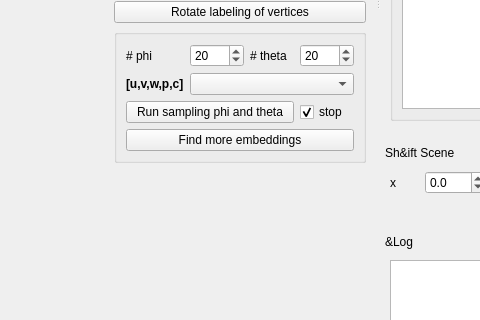
Before: the Qt Designer form couplerCurve.ui in Legersky/SpatialGraphEmbeddings, drawn with Qt 5; both pictures show x 407 to 887 and y 500 to 820 of the 1106 by 978 pixel window.
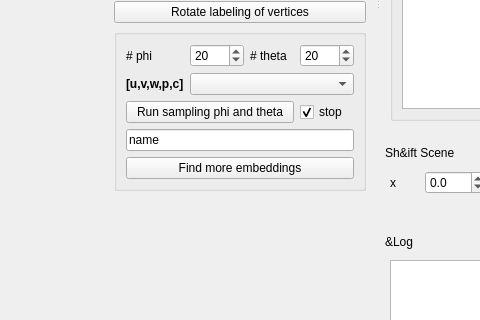
After: the same form once the commit is applied.

Commit message: loding sequence from search

```diff
--- a/couplerCurve.ui
+++ b/couplerCurve.ui
@@ -745,13 +745,20 @@
              </property>
             </widget>
            </item>
-           <item row="5" column="0" colspan="4">
+           <item row="6" column="0" colspan="4">
             <widget class="QPushButton" name="buttonFindMore">
              <property name="text">
               <string>Find more embeddings</string>
              </property>
             </widget>
            </item>
+           <item row="5" column="0" colspan="4">
+            <widget class="QLineEdit" name="lineEditName">
+             <property name="text">
+              <string>name</string>
+             </property>
+            </widget>
+           </item>
           </layout>
          </widget>
         </item>
```
The commit also changes 2 other files.
